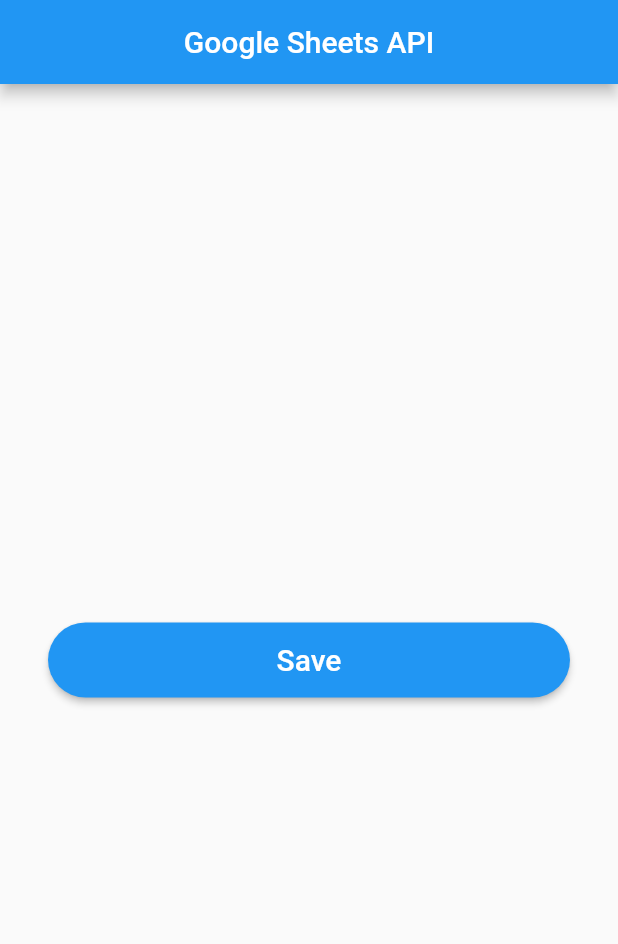
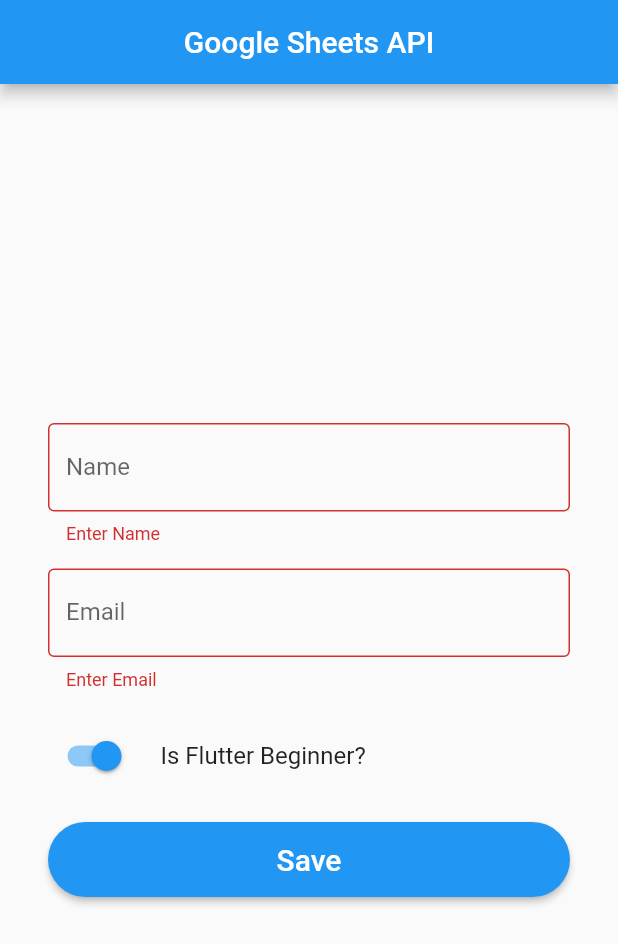
Before and after one commit to DavidCarrilho/app_googlesheets_api, a Flutter app: the screen it shows after launch, after a tap on "Save", on a phone screen of 412 x 824 dp. Shown: the top 944 px of the screen. Run offline on Flutter 3.47's test engine with Material 2 defaults, Android fonts, the phone set to English and light mode, and no system bars; missing offline and left inert: gsheets; key blocks and very long unbroken strings in the code were emptied for the run.

Commit message:
create methods buildName, buildEmaile and buildEFlutterBeginner

```diff
--- a/lib/model/user.dart
+++ b/lib/model/user.dart
@@ -8,12 +8,12 @@ class UserFields {
 }
 
 class User {
-  final int id;
+  final int? id;
   final String name;
   final String email;
   final bool isBeginner;
   User({
-    required this.id,
+    this.id,
     required this.name,
     required this.email,
     required this.isBeginner,
--- a/lib/page/create_sheets.api.dart
+++ b/lib/page/create_sheets.api.dart
@@ -2,6 +2,7 @@ import 'package:app_api_gsheets/api/user_sheets_api.dart';
 import 'package:app_api_gsheets/main.dart';
 import 'package:app_api_gsheets/model/user.dart';
 import 'package:app_api_gsheets/widget/button_widget.dart';
+import 'package:app_api_gsheets/widget/user_form_widget.dart';
 import 'package:flutter/material.dart';
 
 class CreateSheetsPage extends StatelessWidget {
@@ -14,18 +15,16 @@ class CreateSheetsPage extends StatelessWidget {
         body: Container(
           alignment: Alignment.center,
           padding: EdgeInsets.all(32),
-          child: ButtonWidget(
-            text: 'Save',
-            onClicked: () async {
-              insertUser();
-              // final user =
-              User(
-                id: 2,
-                name: 'Laura',
-                email: 'laura@email.com',
-                isBeginner: true,
-              );
-              // await UserSheetsApi.insert([user.toJson()]);
+          child: UserFormWidget(
+            onSavedUser: (user) async {
+              // insertUser();
+              // final user = User(
+              //   id: 2,
+              //   name: 'Laura',
+              //   email: 'laura@email.com',
+              //   isBeginner: true,
+              // );
+              await UserSheetsApi.insert([user.toJson()]);
             },
           ),
         ),
--- /dev/null
+++ b/lib/widget/user_form_widget.dart
@@ -0,0 +1,95 @@
+import 'package:app_api_gsheets/model/user.dart';
+import 'package:app_api_gsheets/widget/button_widget.dart';
+import 'package:flutter/material.dart';
+
+class UserFormWidget extends StatefulWidget {
+  final ValueChanged<User> onSavedUser;
+
+  const UserFormWidget({
+    Key? key,
+    required this.onSavedUser,
+  }) : super(key: key);
+  @override
+  _UserFormWidgetState createState() => _UserFormWidgetState();
+}
+
+class _UserFormWidgetState extends State<UserFormWidget> {
+  final formKey = GlobalKey<FormState>();
+  late TextEditingController controllerName;
+  late TextEditingController controllerEmail;
+  late bool isBeginner;
+
+  @override
+  void initState() {
+    super.initState();
+
+    initUser();
+  }
+
+  void initUser() {
+    controllerName = TextEditingController();
+    controllerEmail = TextEditingController();
+    this.isBeginner = true;
+  }
+
+  @override
+  Widget build(BuildContext context) => Form(
+        key: formKey,
+        child: Column(
+          mainAxisSize: MainAxisSize.min,
+          children: [
+            buildName(),
+            const SizedBox(height: 16),
+            buildEmaile(),
+            const SizedBox(height: 16),
+            buildEFlutterBeginner(),
+            const SizedBox(height: 16),
+            buildSubmit(),
+          ],
+        ),
+      );
+
+  Widget buildName() => TextFormField(
+        controller: controllerName,
+        decoration: InputDecoration(
+          labelText: 'Name',
+          border: OutlineInputBorder(),
+        ),
+        validator: (value) =>
+            value != null && value.isEmpty ? 'Enter Name' : null,
+      );
+  Widget buildEmaile() => TextFormField(
+        controller: controllerEmail,
+        decoration: InputDecoration(
+          labelText: 'Email',
+          border: OutlineInputBorder(),
+        ),
+        validator: (value) =>
+            value != null && !value.contains('@') ? 'Enter Email' : null,
+      );
+
+  Widget buildEFlutterBeginner() => SwitchListTile(
+        contentPadding: EdgeInsets.zero,
+        controlAffinity: ListTileControlAffinity.leading,
+        value: isBeginner,
+        title: Text('Is Flutter Beginner?'),
+        onChanged: (value) => setState(() => isBeginner = value),
+      );
+
+  Widget buildSubmit() => ButtonWidget(
+        text: 'Save',
+        onClicked: () {
+          final form = formKey.currentState!;
+          final isValid = form.validate();
+
+          if (isValid) {
+            final user = User(
+              name: controllerName.text,
+              email: controllerEmail.text,
+              isBeginner: isBeginner,
+            );
+            widget.onSavedUser(user);
+          }
+        },
+      );
+}
```
